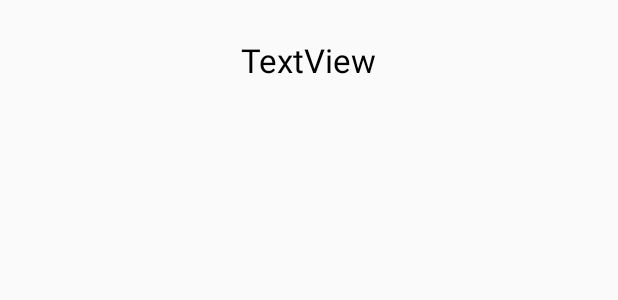
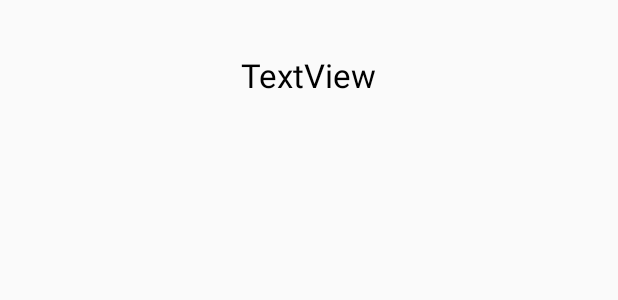
Before and after one commit to AlhanoufAldawood/MyTasks, an Android app: the layout task_list.xml on its own in the app's theme, with its tools: preview values and no code run, on a phone screen of 412 x 824 dp. Shown: the top 300 px of the screen. Run offline under Robolectric (Android 15) with nearby library versions, the phone set to English and light mode, and no system bars.

Commit message:
improving design 2

```diff
--- a/app/src/main/java/com/example/alhanoufaldawood/swe444/ChildTasks.java
+++ b/app/src/main/java/com/example/alhanoufaldawood/swe444/ChildTasks.java
@@ -75,8 +75,6 @@ public class ChildTasks extends AppCompatActivity implements OnClickListener{
             childName = intent.getStringExtra(parentHome.childName);
 
             //Toast.makeText(this,childId ,Toast.LENGTH_LONG).show();
-
-
 
         } else if(className.equals("update")){
 
--- a/app/src/main/res/layout/activity_parent_home.xml
+++ b/app/src/main/res/layout/activity_parent_home.xml
@@ -23,6 +23,12 @@
         android:layout_marginTop="10dp"
         tools:layout_editor_absoluteX="8dp"
         tools:layout_editor_absoluteY="8dp"
+
+        android:divider="@null"
+        android:dividerHeight="10dp"
+        android:paddingLeft="15dp"
+        android:paddingRight="15dp"
+        android:paddingTop="15dp"
         />
 
     <android.support.design.widget.FloatingActionButton
--- a/app/src/main/res/layout/content_child_tasks.xml
+++ b/app/src/main/res/layout/content_child_tasks.xml
@@ -20,5 +20,11 @@
         android:layout_height="match_parent"
         tools:layout_editor_absoluteX="8dp"
         tools:layout_editor_absoluteY="8dp"
+
+        android:divider="@null"
+        android:dividerHeight="10dp"
+        android:paddingLeft="15dp"
+        android:paddingRight="15dp"
+        android:paddingTop="15dp"
         />
 </android.support.constraint.ConstraintLayout>
--- a/app/src/main/res/layout/task_list.xml
+++ b/app/src/main/res/layout/task_list.xml
@@ -7,7 +7,9 @@
     android:layout_height="match_parent"
     app:layout_behavior="@string/appbar_scrolling_view_behavior"
     tools:context=".TaskList"
-    tools:showIn="@layout/task_list">
+    tools:showIn="@layout/task_list"
+    android:paddingBottom="10dp"
+    android:paddingTop="10dp">
 
     <TextView
         android:id="@+id/titleText"
@@ -21,7 +23,6 @@
         app:layout_constraintTop_toTopOf="parent"
         android:layout_marginTop="25dp"
         android:textAppearance="@style/Base.TextAppearance.AppCompat.Large"
-
         android:textColor="#000"
 
         />
```
Also changed, not shown: app/src/main/java/com/example/alhanoufaldawood/swe444/Children.java (+20 -0 lines), app/src/main/java/com/example/alhanoufaldawood/swe444/TaskList.java (+17 -0 lines).
